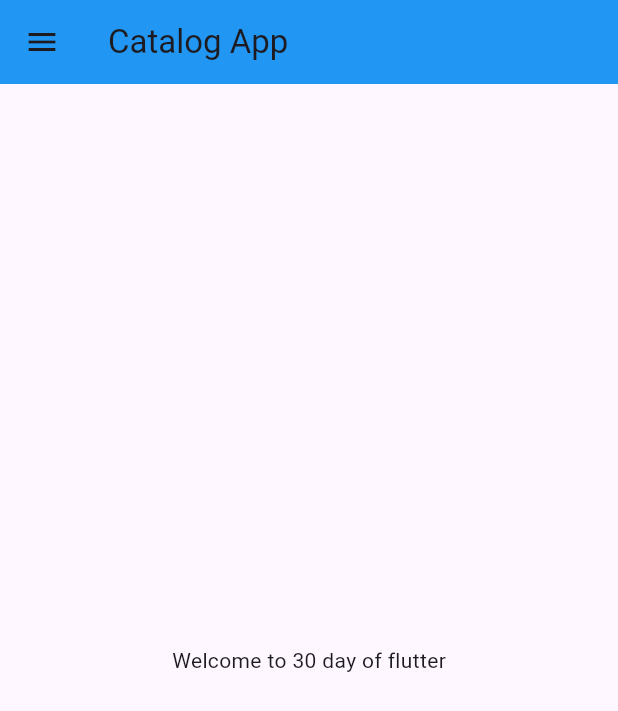
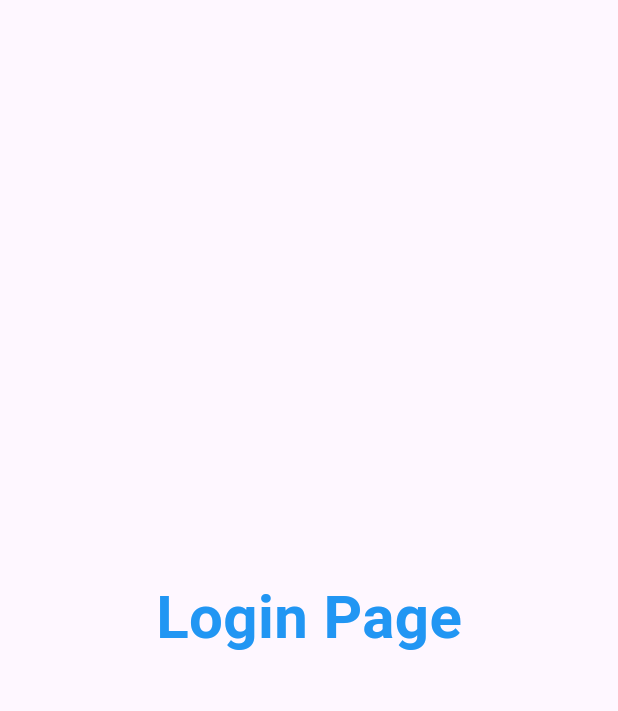
Before and after one commit to ductruzng/30DaysOfFlutter, a Flutter app: the screen it shows after launch, on a phone screen of 412 x 824 dp. Shown: the top 711 px of the screen. Run offline on Flutter 3.47's test engine with Material 3 defaults, Android fonts, the phone set to English and light mode, and no system bars.

Commit message:
Day 3 completed

```diff
--- a/lib/home_page.dart
+++ /dev/null
@@ -1,21 +0,0 @@
-import 'package:flutter/material.dart';
-
-class HomePage extends StatelessWidget {
-  const HomePage({super.key});
-
-  @override
-  Widget build(BuildContext context) {
-    return Scaffold(
-          appBar: AppBar(
-            backgroundColor: Colors.blue,
-            title: Text('Catalog App'),
-          ),
-          body: Center(
-            child: Container(
-              child: Text("Welcome to 30 day of flutter"),
-            ),
-          ),
-          drawer: Drawer(),
-      );
-  }
-}
--- a/lib/main.dart
+++ b/lib/main.dart
@@ -1,5 +1,6 @@
 import "package:flutter/material.dart";
-import "package:flutter_catalog/home_page.dart";
+import 'package:flutter_catalog/pages/home_page.dart';
+import 'package:flutter_catalog/pages/login_page.dart';
 
 void main(){
   runApp(MyApp());
@@ -11,7 +12,18 @@ class MyApp extends StatelessWidget {
   Widget build(BuildContext context) {
 
     return MaterialApp(
-      home: HomePage(),
+      themeMode: ThemeMode.light,
+      theme: ThemeData(
+        primarySwatch: Colors.deepPurple,
+      ),
+      darkTheme: ThemeData(
+        brightness: Brightness.dark
+      ),
+      routes: {
+        "/" :(context) => LoginPage(),
+        "/home":(context) => HomePage(),
+        "/login" :(context) => LoginPage(),
+      },
     );
   }
 }
--- /dev/null
+++ b/lib/pages/home_page.dart
@@ -0,0 +1,20 @@
+import 'package:flutter/material.dart';
+
+class HomePage extends StatelessWidget {
+  const HomePage({super.key});
+
+  @override
+  Widget build(BuildContext context) {
+    return Scaffold(
+      appBar: AppBar(
+        title: Text('Catalog App'),
+      ),
+      body: Center(
+        child: Container(
+          child: Text("Welcome to 30 day of flutter"),
+        ),
+      ),
+      drawer: Drawer(),
+    );
+  }
+}
--- /dev/null
+++ b/lib/pages/login_page.dart
@@ -0,0 +1,20 @@
+import 'package:flutter/material.dart';
+
+class LoginPage extends StatelessWidget {
+  const LoginPage({super.key});
+
+  @override
+  Widget build(BuildContext context) {
+    return Material(
+      child: Center(
+          child: Text(
+        "Login Page",
+        style: TextStyle(
+          color: Colors.blue,
+          fontSize: 40,
+          fontWeight: FontWeight.bold,
+        ),
+      )),
+    );
+  }
+}
```
